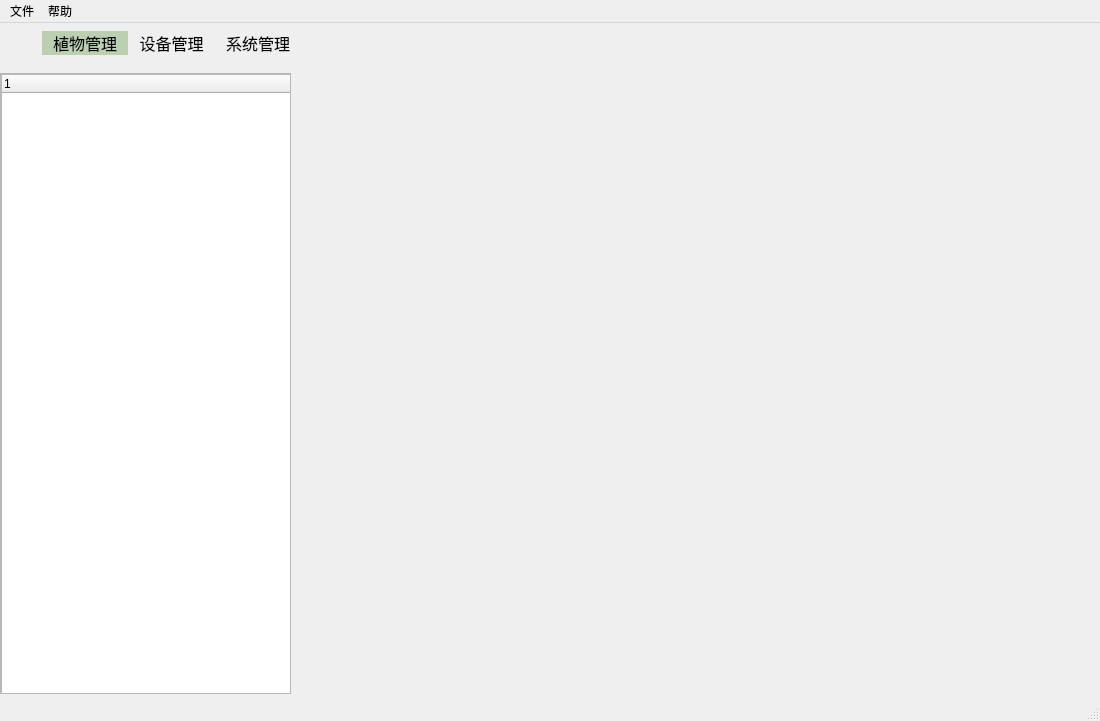
Qt form pc/VerdantOS/mainwindow.ui (Naomi-seu/VerdantOS) before a commit.
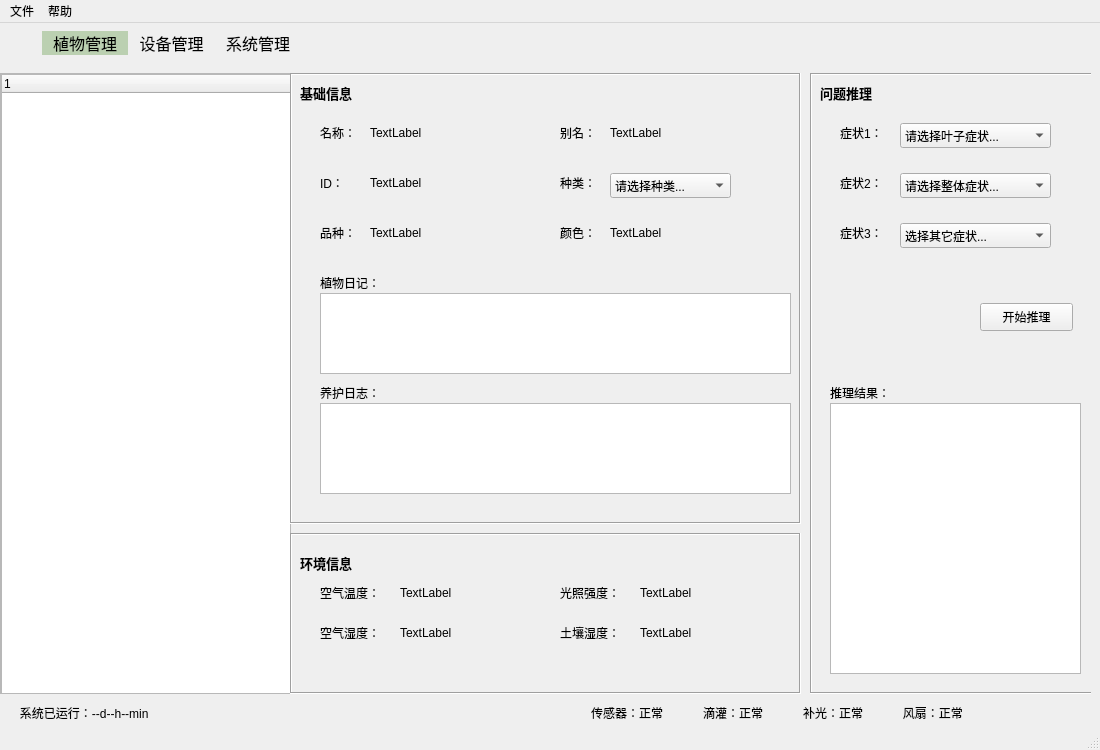
The same form after that commit. The open tabs and pages were chosen to show the change. Icons and pictures are not drawn.

Commit message: 补充系统需求分析文档。上传USART通信数据包格式设计V1版本

```diff
--- a/pc/VerdantOS/mainwindow.ui
+++ b/pc/VerdantOS/mainwindow.ui
@@ -7,7 +7,7 @@
     <x>0</x>
     <y>0</y>
     <width>1100</width>
-    <height>721</height>
+    <height>750</height>
    </rect>
   </property>
   <property name="windowTitle">
@@ -51,8 +51,8 @@
      <rect>
       <x>0</x>
       <y>50</y>
-      <width>1031</width>
-      <height>651</height>
+      <width>1091</width>
+      <height>621</height>
      </rect>
     </property>
     <property name="currentIndex">
@@ -106,6 +106,662 @@
         <height>621</height>
        </rect>
       </property>
+      <widget class="QFrame" name="frameBasicInfo">
+       <property name="geometry">
+        <rect>
+         <x>0</x>
+         <y>0</y>
+         <width>511</width>
+         <height>451</height>
+        </rect>
+       </property>
+       <property name="frameShape">
+        <enum>QFrame::Shape::Box</enum>
+       </property>
+       <property name="frameShadow">
+        <enum>QFrame::Shadow::Sunken</enum>
+       </property>
+       <property name="lineWidth">
+        <number>1</number>
+       </property>
+       <widget class="QLabel" name="label_12">
+        <property name="geometry">
+         <rect>
+          <x>270</x>
+          <y>150</y>
+          <width>69</width>
+          <height>19</height>
+         </rect>
+        </property>
+        <property name="text">
+         <string>颜色：</string>
+        </property>
+       </widget>
+       <widget class="QLabel" name="lblPlantIDTitle">
+        <property name="geometry">
+         <rect>
+          <x>30</x>
+          <y>100</y>
+          <width>69</width>
+          <height>19</height>
+         </rect>
+        </property>
+        <property name="text">
+         <string>ID：</string>
+        </property>
+       </widget>
+       <widget class="QLabel" name="label_6">
+        <property name="geometry">
+         <rect>
+          <x>270</x>
+          <y>100</y>
+          <width>69</width>
+          <height>19</height>
+         </rect>
+        </property>
+        <property name="text">
+         <string>种类：</string>
+        </property>
+       </widget>
+       <widget class="QLabel" name="label_5">
+        <property name="geometry">
+         <rect>
+          <x>30</x>
+          <y>150</y>
+          <width>69</width>
+          <height>19</height>
+         </rect>
+        </property>
+        <property name="text">
+         <string>品种：</string>
+        </property>
+       </widget>
+       <widget class="QLabel" name="lblPlantNameTitle">
+        <property name="geometry">
+         <rect>
+          <x>30</x>
+          <y>50</y>
+          <width>69</width>
+          <height>19</height>
+         </rect>
+        </property>
+        <property name="text">
+         <string>名称：</string>
+        </property>
+       </widget>
+       <widget class="QLabel" name="lblPlantAliasTitle">
+        <property name="geometry">
+         <rect>
+          <x>270</x>
+          <y>50</y>
+          <width>69</width>
+          <height>19</height>
+         </rect>
+        </property>
+        <property name="text">
+         <string>别名：</string>
+        </property>
+       </widget>
+       <widget class="QLabel" name="label_13">
+        <property name="geometry">
+         <rect>
+          <x>30</x>
+          <y>200</y>
+          <width>69</width>
+          <height>19</height>
+         </rect>
+        </property>
+        <property name="text">
+         <string>植物日记：</string>
+        </property>
+       </widget>
+       <widget class="QLabel" name="label_14">
+        <property name="geometry">
+         <rect>
+          <x>30</x>
+          <y>310</y>
+          <width>69</width>
+          <height>19</height>
+         </rect>
+        </property>
+        <property name="text">
+         <string>养护日志：</string>
+        </property>
+       </widget>
+       <widget class="QLabel" name="lblBasicInfo">
+        <property name="geometry">
+         <rect>
+          <x>10</x>
+          <y>10</y>
+          <width>69</width>
+          <height>19</height>
+         </rect>
+        </property>
+        <property name="font">
+         <font>
+          <pointsize>10</pointsize>
+          <bold>true</bold>
+         </font>
+        </property>
+        <property name="text">
+         <string>基础信息</string>
+        </property>
+       </widget>
+       <widget class="QPlainTextEdit" name="plainTextEdit_2">
+        <property name="geometry">
+         <rect>
+          <x>30</x>
+          <y>220</y>
+          <width>471</width>
+          <height>81</height>
+         </rect>
+        </property>
+       </widget>
+       <widget class="QPlainTextEdit" name="plainTextEdit_3">
+        <property name="geometry">
+         <rect>
+          <x>30</x>
+          <y>330</y>
+          <width>471</width>
+          <height>91</height>
+         </rect>
+        </property>
+       </widget>
+       <widget class="QComboBox" name="comboBox">
+        <property name="geometry">
+         <rect>
+          <x>320</x>
+          <y>100</y>
+          <width>121</width>
+          <height>25</height>
+         </rect>
+        </property>
+        <item>
+         <property name="text">
+          <string>请选择种类...</string>
+         </property>
+        </item>
+        <item>
+         <property name="text">
+          <string>草花</string>
+         </property>
+        </item>
+        <item>
+         <property name="text">
+          <string>球根</string>
+         </property>
+        </item>
+        <item>
+         <property name="text">
+          <string>多肉</string>
+         </property>
+        </item>
+        <item>
+         <property name="text">
+          <string>水培</string>
+         </property>
+        </item>
+        <item>
+         <property name="text">
+          <string>热植</string>
+         </property>
+        </item>
+       </widget>
+       <widget class="QLabel" name="lblPlantName">
+        <property name="geometry">
+         <rect>
+          <x>80</x>
+          <y>50</y>
+          <width>151</width>
+          <height>19</height>
+         </rect>
+        </property>
+        <property name="text">
+         <string>TextLabel</string>
+        </property>
+       </widget>
+       <widget class="QLabel" name="lblPlantID">
+        <property name="geometry">
+         <rect>
+          <x>80</x>
+          <y>100</y>
+          <width>151</width>
+          <height>19</height>
+         </rect>
+        </property>
+        <property name="text">
+         <string>TextLabel</string>
+        </property>
+       </widget>
+       <widget class="QLabel" name="label_28">
+        <property name="geometry">
+         <rect>
+          <x>80</x>
+          <y>150</y>
+          <width>151</width>
+          <height>19</height>
+         </rect>
+        </property>
+        <property name="text">
+         <string>TextLabel</string>
+        </property>
+       </widget>
+       <widget class="QLabel" name="lblPlantAlias">
+        <property name="geometry">
+         <rect>
+          <x>320</x>
+          <y>50</y>
+          <width>151</width>
+          <height>19</height>
+         </rect>
+        </property>
+        <property name="text">
+         <string>TextLabel</string>
+        </property>
+       </widget>
+       <widget class="QLabel" name="label_30">
+        <property name="geometry">
+         <rect>
+          <x>320</x>
+          <y>150</y>
+          <width>151</width>
+          <height>19</height>
+         </rect>
+        </property>
+        <property name="text">
+         <string>TextLabel</string>
+        </property>
+       </widget>
+      </widget>
+      <widget class="QFrame" name="frameReasoning">
+       <property name="geometry">
+        <rect>
+         <x>520</x>
+         <y>0</y>
+         <width>292</width>
+         <height>621</height>
+        </rect>
+       </property>
+       <property name="frameShape">
+        <enum>QFrame::Shape::Box</enum>
+       </property>
+       <property name="frameShadow">
+        <enum>QFrame::Shadow::Sunken</enum>
+       </property>
+       <widget class="QLabel" name="label_16">
+        <property name="geometry">
+         <rect>
+          <x>10</x>
+          <y>10</y>
+          <width>69</width>
+          <height>19</height>
+         </rect>
+        </property>
+        <property name="font">
+         <font>
+          <pointsize>10</pointsize>
+          <bold>true</bold>
+         </font>
+        </property>
+        <property name="text">
+         <string>问题推理</string>
+        </property>
+       </widget>
+       <widget class="QLabel" name="label_22">
+        <property name="geometry">
+         <rect>
+          <x>30</x>
+          <y>50</y>
+          <width>69</width>
+          <height>19</height>
+         </rect>
+        </property>
+        <property name="text">
+         <string>症状1：</string>
+        </property>
+       </widget>
+       <widget class="QLabel" name="label_23">
+        <property name="geometry">
+         <rect>
+          <x>30</x>
+          <y>100</y>
+          <width>69</width>
+          <height>19</height>
+         </rect>
+        </property>
+        <property name="text">
+         <string>症状2：</string>
+        </property>
+       </widget>
+       <widget class="QLabel" name="label_24">
+        <property name="geometry">
+         <rect>
+          <x>30</x>
+          <y>150</y>
+          <width>69</width>
+          <height>19</height>
+         </rect>
+        </property>
+        <property name="text">
+         <string>症状3：</string>
+        </property>
+       </widget>
+       <widget class="QLabel" name="label_25">
+        <property name="geometry">
+         <rect>
+          <x>20</x>
+          <y>310</y>
+          <width>69</width>
+          <height>19</height>
+         </rect>
+        </property>
+        <property name="text">
+         <string>推理结果：</string>
+        </property>
+       </widget>
+       <widget class="QPlainTextEdit" name="plainTextEdit">
+        <property name="geometry">
+         <rect>
+          <x>20</x>
+          <y>330</y>
+          <width>251</width>
+          <height>271</height>
+         </rect>
+        </property>
+       </widget>
+       <widget class="QPushButton" name="pushButton">
+        <property name="geometry">
+         <rect>
+          <x>170</x>
+          <y>230</y>
+          <width>93</width>
+          <height>28</height>
+         </rect>
+        </property>
+        <property name="text">
+         <string>开始推理</string>
+        </property>
+       </widget>
+       <widget class="QComboBox" name="comboBox_2">
+        <property name="geometry">
+         <rect>
+          <x>90</x>
+          <y>50</y>
+          <width>151</width>
+          <height>25</height>
+         </rect>
+        </property>
+        <item>
+         <property name="text">
+          <string>请选择叶子症状...</string>
+         </property>
+        </item>
+        <item>
+         <property name="text">
+          <string>叶子发蔫</string>
+         </property>
+        </item>
+        <item>
+         <property name="text">
+          <string>叶子发黄</string>
+         </property>
+        </item>
+        <item>
+         <property name="text">
+          <string>叶子焦边</string>
+         </property>
+        </item>
+        <item>
+         <property name="text">
+          <string>叶子有虫洞</string>
+         </property>
+        </item>
+        <item>
+         <property name="text">
+          <string>叶子有白点</string>
+         </property>
+        </item>
+        <item>
+         <property name="text">
+          <string>叶子有白线</string>
+         </property>
+        </item>
+        <item>
+         <property name="text">
+          <string>叶子无症状</string>
+         </property>
+        </item>
+       </widget>
+       <widget class="QComboBox" name="comboBox_3">
+        <property name="geometry">
+         <rect>
+          <x>90</x>
+          <y>100</y>
+          <width>151</width>
+          <height>25</height>
+         </rect>
+        </property>
+        <item>
+         <property name="text">
+          <string>请选择整体症状...</string>
+         </property>
+        </item>
+        <item>
+         <property name="text">
+          <string>杆子发黑</string>
+         </property>
+        </item>
+        <item>
+         <property name="text">
+          <string>杆子发黄</string>
+         </property>
+        </item>
+        <item>
+         <property name="text">
+          <string>落叶多</string>
+         </property>
+        </item>
+        <item>
+         <property name="text">
+          <string>花朵消苞</string>
+         </property>
+        </item>
+        <item>
+         <property name="text">
+          <string>花苞发黑</string>
+         </property>
+        </item>
+        <item>
+         <property name="text">
+          <string>植株整体发蔫</string>
+         </property>
+        </item>
+        <item>
+         <property name="text">
+          <string>植株覆网</string>
+         </property>
+        </item>
+        <item>
+         <property name="text">
+          <string>整体无症状</string>
+         </property>
+        </item>
+       </widget>
+       <widget class="QComboBox" name="comboBox_4">
+        <property name="geometry">
+         <rect>
+          <x>90</x>
+          <y>150</y>
+          <width>151</width>
+          <height>25</height>
+         </rect>
+        </property>
+        <item>
+         <property name="text">
+          <string>选择其它症状...</string>
+         </property>
+        </item>
+        <item>
+         <property name="text">
+          <string>盆土沉</string>
+         </property>
+        </item>
+        <item>
+         <property name="text">
+          <string>盆土轻</string>
+         </property>
+        </item>
+        <item>
+         <property name="text">
+          <string>土表有虫</string>
+         </property>
+        </item>
+        <item>
+         <property name="text">
+          <string>其它无症状</string>
+         </property>
+        </item>
+       </widget>
+      </widget>
+      <widget class="QFrame" name="frameEnviromentInfo">
+       <property name="geometry">
+        <rect>
+         <x>0</x>
+         <y>460</y>
+         <width>511</width>
+         <height>161</height>
+        </rect>
+       </property>
+       <property name="frameShape">
+        <enum>QFrame::Shape::Box</enum>
+       </property>
+       <property name="frameShadow">
+        <enum>QFrame::Shadow::Sunken</enum>
+       </property>
+       <widget class="QLabel" name="label_17">
+        <property name="geometry">
+         <rect>
+          <x>10</x>
+          <y>20</y>
+          <width>69</width>
+          <height>19</height>
+         </rect>
+        </property>
+        <property name="font">
+         <font>
+          <pointsize>10</pointsize>
+          <bold>true</bold>
+         </font>
+        </property>
+        <property name="text">
+         <string>环境信息</string>
+        </property>
+       </widget>
+       <widget class="QLabel" name="label_18">
+        <property name="geometry">
+         <rect>
+          <x>30</x>
+          <y>90</y>
+          <width>69</width>
+          <height>19</height>
+         </rect>
+        </property>
+        <property name="text">
+         <string>空气湿度：</string>
+        </property>
+       </widget>
+       <widget class="QLabel" name="label_19">
+        <property name="geometry">
+         <rect>
+          <x>30</x>
+          <y>50</y>
+          <width>69</width>
+          <height>19</height>
+         </rect>
+        </property>
+        <property name="text">
+         <string>空气温度：</string>
+        </property>
+       </widget>
+       <widget class="QLabel" name="label_20">
+        <property name="geometry">
+         <rect>
+          <x>270</x>
+          <y>90</y>
+          <width>69</width>
+          <height>19</height>
+         </rect>
+        </property>
+        <property name="text">
+         <string>土壤湿度：</string>
+        </property>
+       </widget>
+       <widget class="QLabel" name="label_21">
+        <property name="geometry">
+         <rect>
+          <x>270</x>
+          <y>50</y>
+          <width>69</width>
+          <height>19</height>
+         </rect>
+        </property>
+        <property name="text">
+         <string>光照强度：</string>
+        </property>
+       </widget>
+       <widget class="QLabel" name="label_31">
+        <property name="geometry">
+         <rect>
+          <x>110</x>
+          <y>50</y>
+          <width>151</width>
+          <height>19</height>
+         </rect>
+        </property>
+        <property name="text">
+         <string>TextLabel</string>
+        </property>
+       </widget>
+       <widget class="QLabel" name="label_32">
+        <property name="geometry">
+         <rect>
+          <x>110</x>
+          <y>90</y>
+          <width>151</width>
+          <height>19</height>
+         </rect>
+        </property>
+        <property name="text">
+         <string>TextLabel</string>
+        </property>
+       </widget>
+       <widget class="QLabel" name="label_33">
+        <property name="geometry">
+         <rect>
+          <x>350</x>
+          <y>50</y>
+          <width>151</width>
+          <height>19</height>
+         </rect>
+        </property>
+        <property name="text">
+         <string>TextLabel</string>
+        </property>
+       </widget>
+       <widget class="QLabel" name="label_34">
+        <property name="geometry">
+         <rect>
+          <x>350</x>
+          <y>90</y>
+          <width>151</width>
+          <height>19</height>
+         </rect>
+        </property>
+        <property name="text">
+         <string>TextLabel</string>
+        </property>
+       </widget>
+      </widget>
      </widget>
     </widget>
     <widget class="QWidget" name="pageDevice">
@@ -3422,6 +4078,19 @@
      </item>
     </layout>
    </widget>
+   <widget class="QLabel" name="label">
+    <property name="geometry">
+     <rect>
+      <x>0</x>
+      <y>680</y>
+      <width>1091</width>
+      <height>19</height>
+     </rect>
+    </property>
+    <property name="text">
+     <string>      系统已运行：--d--h--min                                                                                                                                     传感器：正常            滴灌：正常            补光：正常            风扇：正常</string>
+    </property>
+   </widget>
   </widget>
   <widget class="QMenuBar" name="menubar">
    <property name="geometry">
```
Left out of the diff: 6 changed lines with no effect on the pictures. The commit also changes 5 other files.
